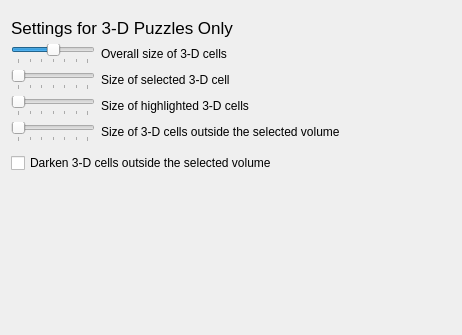
This is src/gui/configgame.ui in KDE/ksudoku as Qt 5 draws it before an edit; both pictures show x 0 to 462 and y 186 to 521 of the 462 by 521 pixel window. The edited form follows.
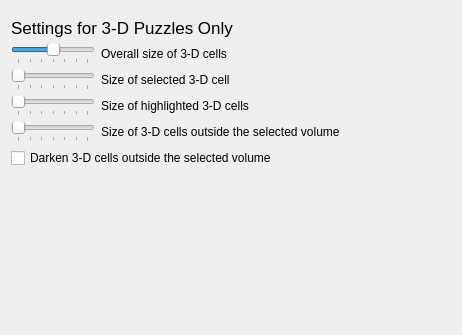
This is the edited form.

Commit message: Drop hardcoded non-zero margin from UIs

The edit to the form file:
```diff
--- a/src/gui/configgame.ui
+++ b/src/gui/configgame.ui
@@ -440,9 +440,6 @@
    </item>
    <item>
     <layout class="QHBoxLayout" name="horizontalLayout_3">
-     <property name="topMargin">
-      <number>5</number>
-     </property>
      <item>
       <widget class="QCheckBox" name="kcfg_DarkenOuterCells3D">
        <property name="toolTip">
```
